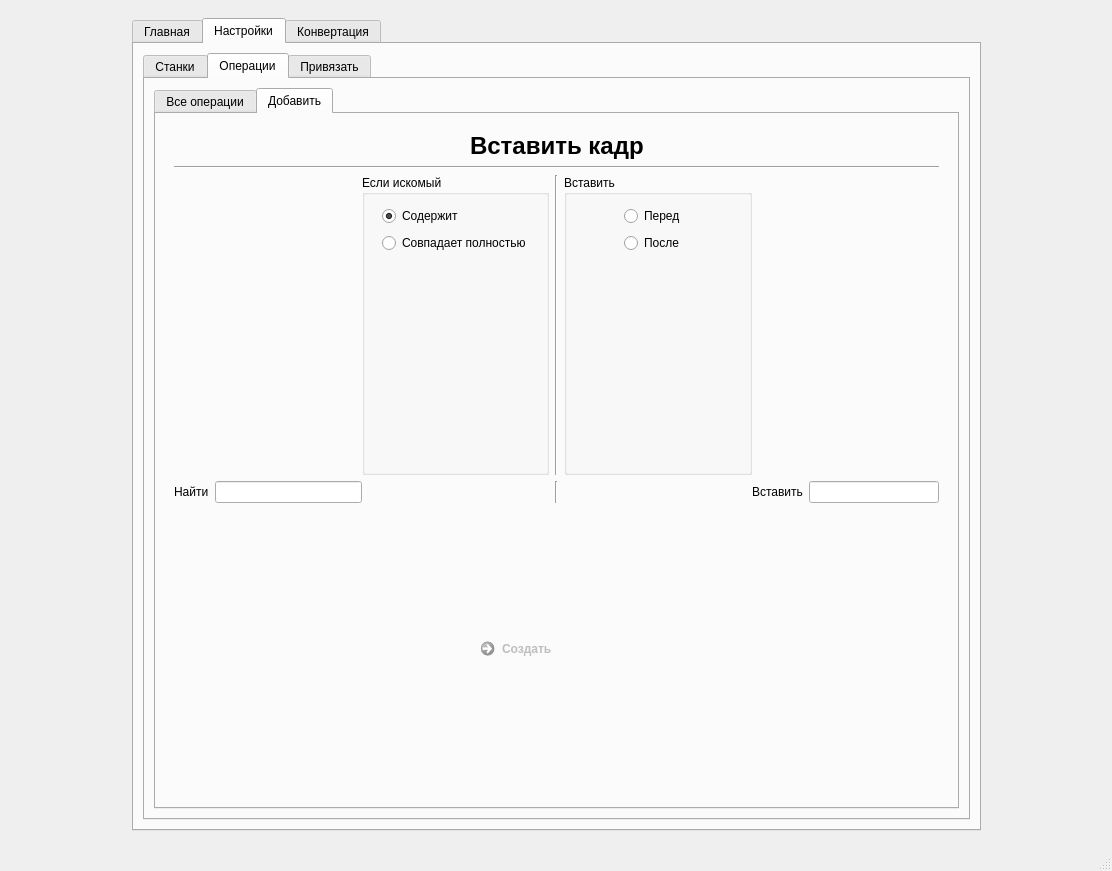
Old version of the form docs/pyside2-designer/ui.ui in the repository filthps/CNC-File-Parser.
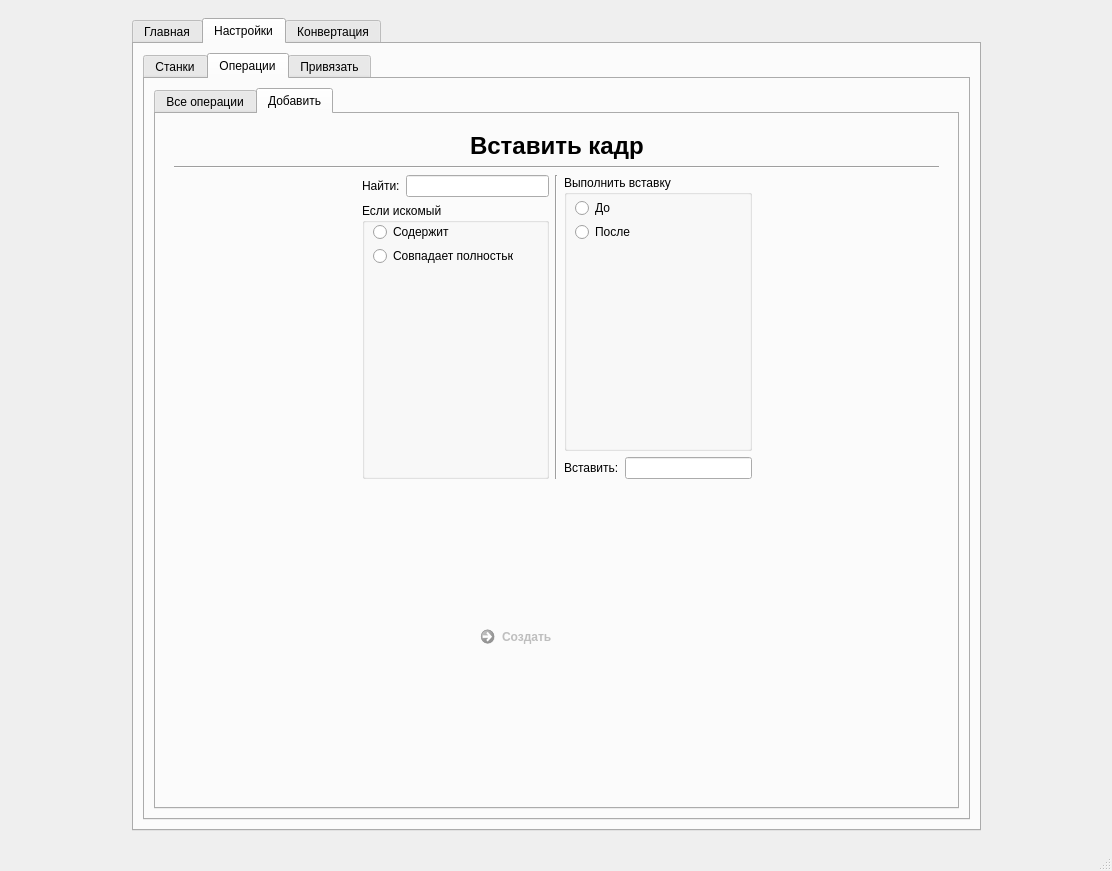
New version of the form. The open tabs and pages were chosen to show the change. Icons and pictures are not drawn.

Patch:
```diff
--- a/docs/pyside2-designer/ui.ui
+++ b/docs/pyside2-designer/ui.ui
@@ -1446,7 +1446,7 @@
                        </layout>
                       </widget>
                       <widget class="QWidget" name="page_3">
-                       <layout class="QVBoxLayout" name="verticalLayout_7">
+                       <layout class="QVBoxLayout" name="verticalLayout_27">
                         <item>
                          <layout class="QHBoxLayout" name="horizontalLayout_13">
                           <item>
@@ -1501,7 +1501,7 @@
                         <item>
                          <layout class="QHBoxLayout" name="horizontalLayout_16">
                           <item>
-                           <spacer name="horizontalSpacer_24">
+                           <spacer name="horizontalSpacer_20">
                             <property name="orientation">
                              <enum>Qt::Horizontal</enum>
                             </property>
@@ -1513,6 +1513,24 @@
                             </property>
                            </spacer>
                           </item>
+                          <item>
+                           <layout class="QVBoxLayout" name="verticalLayout_7">
+                            <item>
+                             <layout class="QHBoxLayout" name="horizontalLayout_14">
+                              <item>
+                               <widget class="QLabel" name="label_7">
+                                <property name="text">
+                                 <string>Найти:</string>
+                                </property>
+                               </widget>
+                              </item>
+                              <item>
+                               <widget class="QLineEdit" name="lineEdit_3"/>
+                              </item>
+                             </layout>
+                            </item>
+                            <item>
+                             <layout class="QHBoxLayout" name="horizontalLayout_48">
                           <item>
                            <widget class="QGroupBox" name="groupBox">
                             <property name="sizePolicy">
@@ -1530,24 +1548,21 @@
                             <property name="title">
                              <string>Если искомый</string>
                             </property>
-                            <widget class="QWidget" name="layoutWidget">
+                                <widget class="QWidget" name="">
                              <property name="geometry">
                               <rect>
-                               <x>20</x>
-                               <y>30</y>
-                               <width>160</width>
-                               <height>49</height>
-                              </rect>
-                             </property>
-                             <layout class="QVBoxLayout" name="verticalLayout_42">
+                                   <x>11</x>
+                                   <y>20</y>
+                                   <width>140</width>
+                                   <height>42</height>
+                                  </rect>
+                                 </property>
+                                 <layout class="QVBoxLayout" name="verticalLayout_29">
                               <item>
                                <widget class="QRadioButton" name="radioButton">
                                 <property name="text">
                                  <string>Содержит</string>
                                 </property>
-                                <property name="checked">
-                                 <bool>true</bool>
-                                </property>
                                </widget>
                               </item>
                               <item>
@@ -1561,6 +1576,10 @@
                             </widget>
                            </widget>
                           </item>
+                             </layout>
+                            </item>
+                           </layout>
+                          </item>
                           <item>
                            <widget class="Line" name="line_3">
                             <property name="orientation">
@@ -1569,42 +1588,32 @@
                            </widget>
                           </item>
                           <item>
+                           <layout class="QVBoxLayout" name="verticalLayout_26">
+                            <item>
                            <widget class="QGroupBox" name="groupBox_2">
-                            <property name="sizePolicy">
-                             <sizepolicy hsizetype="Expanding" vsizetype="MinimumExpanding">
-                              <horstretch>0</horstretch>
-                              <verstretch>0</verstretch>
-                             </sizepolicy>
-                            </property>
-                            <property name="minimumSize">
-                             <size>
-                              <width>0</width>
-                              <height>300</height>
-                             </size>
-                            </property>
                             <property name="title">
-                             <string>Вставить</string>
-                            </property>
-                            <widget class="QWidget" name="layoutWidget">
+                               <string>Выполнить вставку</string>
+                              </property>
+                              <widget class="QWidget" name="">
                              <property name="geometry">
                               <rect>
-                               <x>60</x>
-                               <y>30</y>
-                               <width>65</width>
-                               <height>49</height>
-                              </rect>
-                             </property>
-                             <layout class="QVBoxLayout" name="verticalLayout_41">
-                              <item>
-                               <widget class="QRadioButton" name="radioButton_4">
-                                <property name="text">
-                                 <string>Перед</string>
-                                </property>
-                               </widget>
-                              </item>
+                                 <x>11</x>
+                                 <y>24</y>
+                                 <width>55</width>
+                                 <height>42</height>
+                                </rect>
+                               </property>
+                               <layout class="QVBoxLayout" name="verticalLayout_30">
                               <item>
                                <widget class="QRadioButton" name="radioButton_5">
                                 <property name="text">
+                                   <string>До</string>
+                                  </property>
+                                 </widget>
+                                </item>
+                                <item>
+                                 <widget class="QRadioButton" name="radioButton_4">
+                                  <property name="text">
                                  <string>После</string>
                                 </property>
                                </widget>
@@ -1614,75 +1623,11 @@
                            </widget>
                           </item>
                           <item>
-                           <spacer name="horizontalSpacer_20">
-                            <property name="orientation">
-                             <enum>Qt::Horizontal</enum>
-                            </property>
-                            <property name="sizeHint" stdset="0">
-                             <size>
-                              <width>18</width>
-                              <height>20</height>
-                             </size>
-                            </property>
-                           </spacer>
-                          </item>
-                         </layout>
-                        </item>
-                        <item>
-                         <layout class="QHBoxLayout" name="horizontalLayout_17">
-                          <item>
-                           <layout class="QHBoxLayout" name="horizontalLayout_14">
-                            <item>
-                             <widget class="QLabel" name="label_7">
-                              <property name="text">
-                               <string>Найти</string>
-                              </property>
-                             </widget>
-                            </item>
-                            <item>
-                             <widget class="QLineEdit" name="lineEdit_3"/>
-                            </item>
-                           </layout>
-                          </item>
-                          <item>
-                           <spacer name="horizontalSpacer_22">
-                            <property name="orientation">
-                             <enum>Qt::Horizontal</enum>
-                            </property>
-                            <property name="sizeHint" stdset="0">
-                             <size>
-                              <width>18</width>
-                              <height>20</height>
-                             </size>
-                            </property>
-                           </spacer>
-                          </item>
-                          <item>
-                           <widget class="Line" name="line_5">
-                            <property name="orientation">
-                             <enum>Qt::Vertical</enum>
-                            </property>
-                           </widget>
-                          </item>
-                          <item>
-                           <spacer name="horizontalSpacer_30">
-                            <property name="orientation">
-                             <enum>Qt::Horizontal</enum>
-                            </property>
-                            <property name="sizeHint" stdset="0">
-                             <size>
-                              <width>40</width>
-                              <height>20</height>
-                             </size>
-                            </property>
-                           </spacer>
-                          </item>
-                          <item>
                            <layout class="QHBoxLayout" name="horizontalLayout_15">
                             <item>
                              <widget class="QLabel" name="label_8">
                               <property name="text">
-                               <string>Вставить</string>
+                                 <string>Вставить:</string>
                               </property>
                              </widget>
                             </item>
@@ -1694,6 +1639,21 @@
                          </layout>
                         </item>
                         <item>
+                           <spacer name="horizontalSpacer_22">
+                            <property name="orientation">
+                             <enum>Qt::Horizontal</enum>
+                            </property>
+                            <property name="sizeHint" stdset="0">
+                             <size>
+                              <width>40</width>
+                              <height>20</height>
+                             </size>
+                            </property>
+                           </spacer>
+                          </item>
+                         </layout>
+                        </item>
+                        <item>
                          <layout class="QHBoxLayout" name="horizontalLayout_12">
                           <item>
                            <spacer name="horizontalSpacer_25">
```
Left out of the diff: 42 changed lines with no effect on the pictures. Lines whose indentation alone changed are shown as unchanged.
